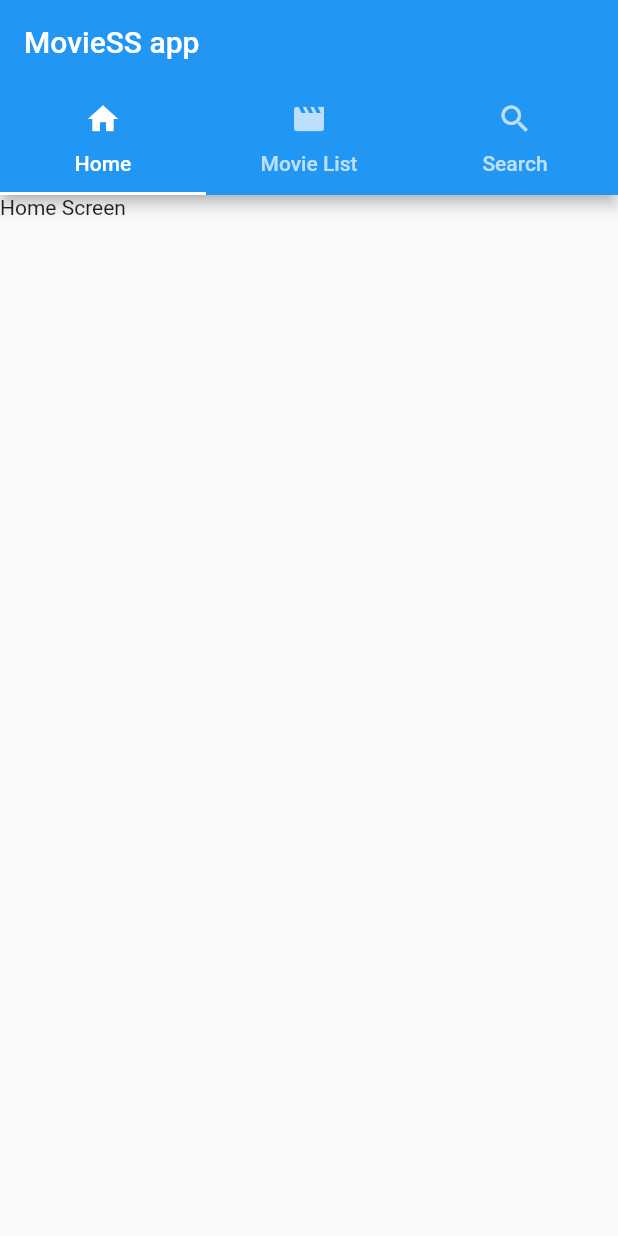
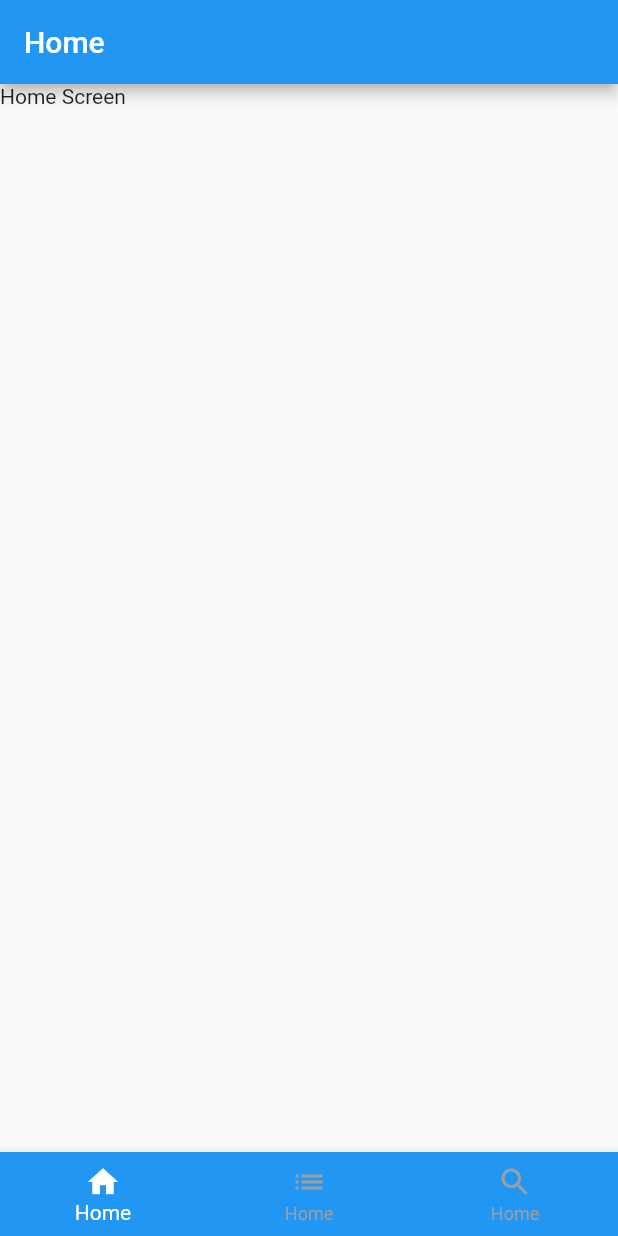
Before and after one commit to hebamsamy/Flutter-Student-Movie-app, a Flutter app: the screen it shows after launch, on a phone screen of 412 x 824 dp. Run offline on Flutter 3.47's test engine with Material 2 defaults, Android fonts, the phone set to English and light mode, and no system bars; our stand-ins replace flutter_spinkit.

Commit message:
add bottom bar

```diff
--- a/lib/main.dart
+++ b/lib/main.dart
@@ -1,6 +1,7 @@
 import 'package:flutter/material.dart';
 import 'package:testapp/screens/ListScreen.dart';
 import 'package:testapp/screens/TabScreen.dart';
+import 'package:testapp/screens/bottomTabScreen.dart';
 
 void main() {
   runApp(const MyApp());
@@ -16,6 +17,6 @@ class MyApp extends StatelessWidget {
         theme: ThemeData(
           primarySwatch: Colors.blue,
         ),
-        home: TabsScreen());
+        home: BottomTabScreen());
   }
 }
--- /dev/null
+++ b/lib/screens/bottomTabScreen.dart
@@ -0,0 +1,42 @@
+import 'package:flutter/material.dart';
+import 'package:testapp/screens/ListScreen.dart';
+import 'package:testapp/screens/homeScreen.dart';
+import 'package:testapp/screens/searchScreen.dart';
+
+class BottomTabScreen extends StatefulWidget {
+  const BottomTabScreen({Key? key}) : super(key: key);
+
+  @override
+  _BottomTabScreenState createState() => _BottomTabScreenState();
+}
+
+class _BottomTabScreenState extends State<BottomTabScreen> {
+  int currentIndex = 0;
+  List<String> listTitle = ["Home", "movie list", "Search"];
+  List<Widget> listScreen = [HomeScreen(), ListScreen(), SearchScreen()];
+  @override
+  Widget build(BuildContext context) {
+    return Scaffold(
+      appBar: AppBar(
+        title: Text(listTitle[currentIndex]),
+      ),
+      body: listScreen[currentIndex],
+      bottomNavigationBar: BottomNavigationBar(
+        onTap: (int val) {
+          setState(() {
+            currentIndex = val;
+          });
+        },
+        unselectedItemColor: Colors.grey,
+        selectedItemColor: Colors.white,
+        backgroundColor: Colors.blue[500],
+        currentIndex: currentIndex,
+        items: [
+          BottomNavigationBarItem(icon: Icon(Icons.home), label: "Home"),
+          BottomNavigationBarItem(icon: Icon(Icons.list), label: "Home"),
+          BottomNavigationBarItem(icon: Icon(Icons.search), label: "Home"),
+        ],
+      ),
+    );
+  }
+}
--- a/lib/screens/searchScreen.dart
+++ b/lib/screens/searchScreen.dart
@@ -44,11 +44,13 @@ class _SearchScreenState extends State<SearchScreen> {
             ),
           ),
         ),
-        ListView.builder(
-            itemCount: movieList.length,
-            itemBuilder: (context, ind) => MovieCard(
-                  movie: movieList[ind],
-                ))
+        Expanded(
+          child: ListView.builder(
+              itemCount: movieList.length,
+              itemBuilder: (context, ind) => MovieCard(
+                    movie: movieList[ind],
+                  )),
+        )
       ],
     );
   }
```
